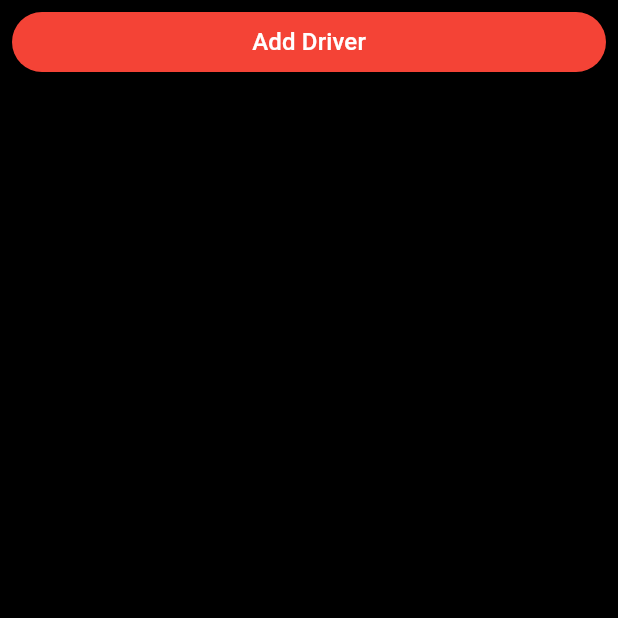
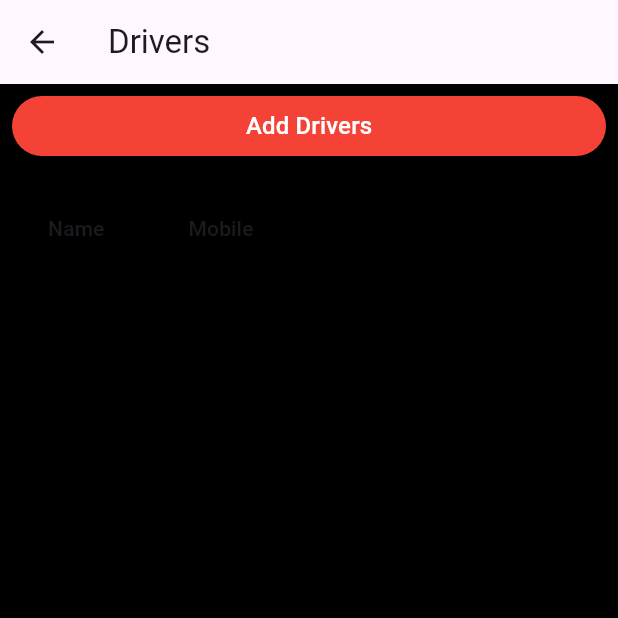
Before and after one commit to imaddamianos/pixandrix, a Flutter app: the DriversPage screen opened directly, on a phone screen of 412 x 824 dp, the top half of it. Run offline on Flutter 3.47's test engine with Material 3 defaults, Android fonts, the phone set to English and light mode, and no system bars; our stand-ins replace cloud_firestore, firebase_core, firebase_database, firebase_storage, flutter_svg, image_picker; accounts and stored records are empty.

Commit message:
showing drivers

```diff
--- a/lib/admin/drivers_page.dart
+++ b/lib/admin/drivers_page.dart
@@ -1,22 +1,85 @@
 import 'package:flutter/material.dart';
 import 'package:pixandrix/admin/add%20drivers/add_driver.dart';
+import 'package:pixandrix/firebase/firebase_operations.dart';
+import 'package:pixandrix/models/driver_model.dart';
 import 'package:pixandrix/theme/buttons/add_button.dart';
 
-class DriversPage extends StatelessWidget {
+class DriversPage extends StatefulWidget {
   const DriversPage({super.key});
+
+  @override
+  _DriversPageState createState() => _DriversPageState();
+}
+
+class _DriversPageState extends State<DriversPage> {
+  List<DriverData>? drivers;
+
+  @override
+  void initState() {
+    super.initState();
+    _loadDrivers();
+  }
+
+  Future<void> _loadDrivers() async {
+    drivers = (await FirebaseOperations.getDrivers()) as List<DriverData>?;
+    if (mounted) {
+      setState(() {}); // Trigger a rebuild to reflect the updated user info
+    }
+  }
 
   @override
   Widget build(BuildContext context) {
     return Scaffold(
+      appBar: AppBar(
+        title: const Text('Drivers'),
+      ),
       body: Padding(
-        padding: const EdgeInsets.all(8.0), // Add space on all sides
-        child: AddButton(text: 'Add Driver', onPressed: (){
-          Navigator.pushReplacement(
-        context,
-        MaterialPageRoute(builder: (context) => const AddDriverPage()),
-      );
-        }),
+        padding: const EdgeInsets.all(8.0),
+        child: Column(
+          crossAxisAlignment: CrossAxisAlignment.start,
+          children: [
+            AddButton(
+              text: 'Add Drivers',
+              onPressed: () async {
+                // Navigate to the AddDriverPage and await the result
+                await Navigator.push(
+                  context,
+                  MaterialPageRoute(builder: (context) => const AddDriverPage()),
+                );
+                // Refresh the driverss list after adding a new driver
+                _loadDrivers();
+              },
+            ),
+            const SizedBox(height: 20),
+            Expanded(
+              child: _buildDriversTable(),
+            ),
+          ],
+        ),
       ),
     );
   }
+
+  Widget _buildDriversTable() {
+    if (drivers == null) {
+      return const Center(
+        child: CircularProgressIndicator(), // Show loading indicator while data is being fetched
+      );
+    }
+
+    return DataTable(
+      columns: const [
+        DataColumn(label: Text('Name')),
+        DataColumn(label: Text('Mobile')),
+      ],
+      rows: drivers!.map((driver) {
+        return DataRow(
+          cells: [
+            DataCell(Text(driver.name)),
+            DataCell(Text(driver.phoneNumber)),
+          ],
+        );
+      }).toList(),
+    );
+  }
 }
--- a/lib/firebase/firebase_operations.dart
+++ b/lib/firebase/firebase_operations.dart
@@ -2,6 +2,7 @@ import 'dart:io';
 import 'package:cloud_firestore/cloud_firestore.dart';
 import 'package:firebase_database/firebase_database.dart';
 import 'package:firebase_storage/firebase_storage.dart';
+import 'package:pixandrix/models/driver_model.dart';
 import 'package:pixandrix/models/owner_model.dart';
 
 class FirebaseOperations {
@@ -23,43 +24,12 @@ class FirebaseOperations {
     }
   }
 
-// Future<Owner?> getOwners() async {
-//     try {
-//       final ref = FirebaseDatabase.instance.ref();
-//       final snapshot = await ref
-//           .child('owners')
-//           .get();
-
-//       if (snapshot.exists) {
-//         final userData = snapshot.value as Map<dynamic, dynamic>?;
-
-//         if (userData != null) {
-//           Owner userInfo = Owner(
-//             name: userData['name'],
-//             location: userData['location'],
-//             phoneNumber: userData['phoneNumber'],
-//             ownerImage: userData['ownerImage'],
-//           );
-
-//           return userInfo;
-//         }
-//       } else {
-//         print('No data available.');
-//         return null;
-//       }
-//     } catch (error) {
-//       print('Error getting user info: $error');
-//       return null;
-//     }
-//     return null;
-//   }
-
    static Future<List<OwnerData>> getOwners() async {
     try {
       QuerySnapshot<Map<String, dynamic>> querySnapshot =
           await FirebaseFirestore.instance.collection('owners').get();
 
-      List<OwnerData> stores =
+      List<OwnerData> owners =
           await Future.wait(querySnapshot.docs.map((doc) async {
         Map<String, dynamic> data = doc.data();
 
@@ -71,7 +41,30 @@ class FirebaseOperations {
         );
       }).toList());
 
-      return stores;
+      return owners;
+    } catch (e) {
+      print('Error fetching stores: $e');
+      throw e;
+    }
+  }
+
+  static Future<List<DriverData>> getDrivers() async {
+    try {
+      QuerySnapshot<Map<String, dynamic>> querySnapshot =
+          await FirebaseFirestore.instance.collection('drivers').get();
+
+      List<DriverData> drivers =
+          await Future.wait(querySnapshot.docs.map((doc) async {
+        Map<String, dynamic> data = doc.data();
+
+        return DriverData(
+          name: data['name'],
+          phoneNumber: data['phoneNumber'],
+          driverImage: data['driverImage'],
+        );
+      }).toList());
+
+      return drivers;
     } catch (e) {
       print('Error fetching stores: $e');
       throw e;
--- /dev/null
+++ b/lib/models/driver_model.dart
@@ -0,0 +1,11 @@
+class DriverData {
+  final String name;
+  final String phoneNumber;
+  final String driverImage;
+
+  DriverData({
+    required this.name,
+    required this.phoneNumber,
+    required this.driverImage,
+  });
+}
```
